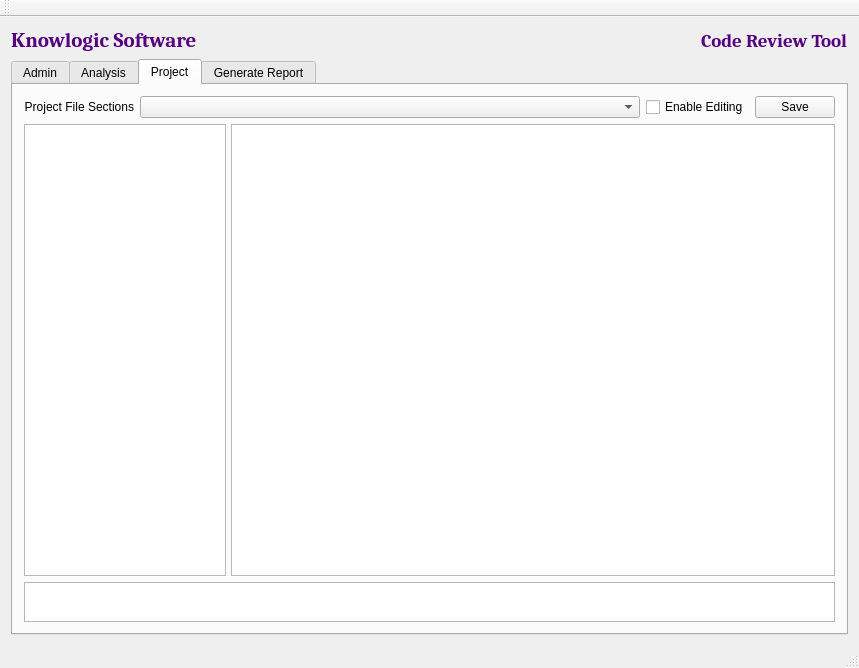
jvahue/codereview1, file crmainwindow.ui: the form before one commit.
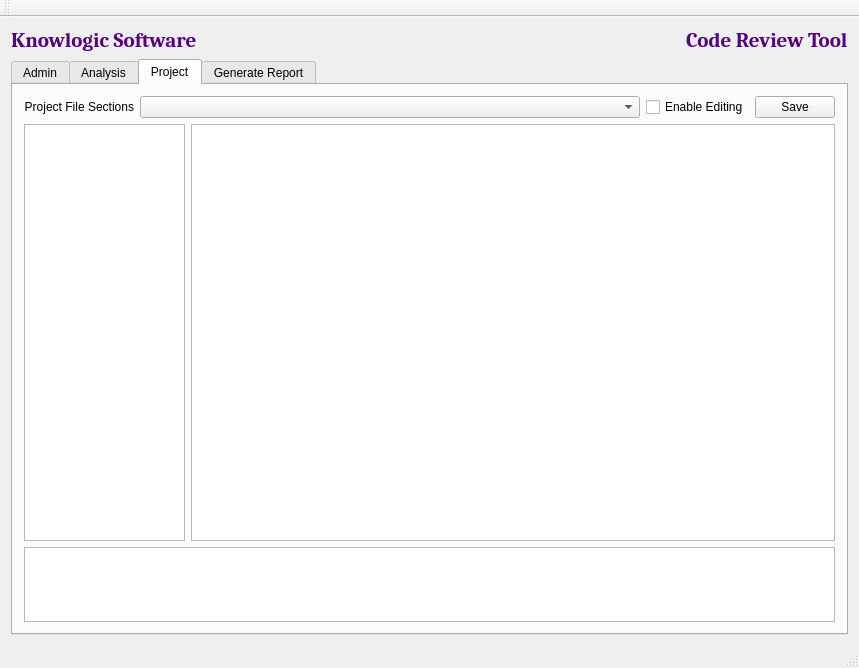
The form after the commit. The open tabs and pages were chosen to show the change. Custom widgets are drawn as their Qt base class.

Diff of the .ui file:
```diff
--- a/crmainwindow.ui
+++ b/crmainwindow.ui
@@ -7,7 +7,7 @@
     <x>0</x>
     <y>0</y>
     <width>855</width>
-    <height>655</height>
+    <height>658</height>
    </rect>
   </property>
   <property name="windowTitle">
@@ -33,7 +33,7 @@
           <property name="font">
            <font>
             <family>Cambria</family>
-            <pointsize>16</pointsize>
+            <pointsize>20</pointsize>
             <weight>75</weight>
             <bold>true</bold>
            </font>
@@ -58,17 +58,18 @@
           <property name="font">
            <font>
             <family>Cambria</family>
-            <pointsize>14</pointsize>
+            <pointsize>16</pointsize>
             <weight>75</weight>
-            <italic>false</italic>
+            <italic>true</italic>
             <bold>true</bold>
+            <underline>false</underline>
            </font>
           </property>
           <property name="text">
            <string>&lt;!DOCTYPE HTML PUBLIC &quot;-//W3C//DTD HTML 4.0//EN&quot; &quot;http://www.w3.org/TR/REC-html40/strict.dtd&quot;&gt;
 &lt;html&gt;&lt;head&gt;&lt;meta name=&quot;qrichtext&quot; content=&quot;1&quot; /&gt;&lt;style type=&quot;text/css&quot;&gt;
 p, li { white-space: pre-wrap; }
-&lt;/style&gt;&lt;/head&gt;&lt;body style=&quot; font-family:'Cambria'; font-size:14pt; font-weight:600; font-style:normal;&quot;&gt;
+&lt;/style&gt;&lt;/head&gt;&lt;body style=&quot; font-family:'Cambria'; font-size:16pt; font-weight:600; font-style:normal;&quot;&gt;
 &lt;p style=&quot; margin-top:0px; margin-bottom:0px; margin-left:0px; margin-right:0px; -qt-block-indent:0; text-indent:0px;&quot;&gt;&lt;span style=&quot; color:#55007f;&quot;&gt;Code Review Tool&lt;/span&gt;&lt;/p&gt;&lt;/body&gt;&lt;/html&gt;</string>
           </property>
           <property name="margin">
@@ -1023,13 +1024,10 @@
           </item>
           <item>
            <layout class="QHBoxLayout" name="horizontalLayout_20">
-            <property name="spacing">
-             <number>5</number>
-            </property>
             <item>
-             <widget class="QTreeView" name="treeView">
+             <widget class="QListWidget" name="pfSections">
               <property name="sizePolicy">
-               <sizepolicy hsizetype="Expanding" vsizetype="Expanding">
+               <sizepolicy hsizetype="Preferred" vsizetype="Preferred">
                 <horstretch>2</horstretch>
                 <verstretch>0</verstretch>
                </sizepolicy>
@@ -1037,10 +1035,10 @@
              </widget>
             </item>
             <item>
-             <widget class="QPlainTextEdit" name="projFileEditor">
+             <widget class="QTextEdit" name="pfText">
               <property name="sizePolicy">
-               <sizepolicy hsizetype="Expanding" vsizetype="Preferred">
-                <horstretch>6</horstretch>
+               <sizepolicy hsizetype="Preferred" vsizetype="Preferred">
+                <horstretch>8</horstretch>
                 <verstretch>0</verstretch>
                </sizepolicy>
               </property>
@@ -1063,7 +1061,7 @@
           <item>
            <widget class="QTextEdit" name="sectionTip">
             <property name="sizePolicy">
-             <sizepolicy hsizetype="Expanding" vsizetype="Preferred">
+             <sizepolicy hsizetype="Preferred" vsizetype="Maximum">
               <horstretch>0</horstretch>
               <verstretch>0</verstretch>
              </sizepolicy>
@@ -1071,7 +1069,7 @@
             <property name="maximumSize">
              <size>
               <width>16777215</width>
-              <height>40</height>
+              <height>75</height>
              </size>
             </property>
             <property name="textInteractionFlags">
```
Left out of the diff: 9 changed lines with no effect on the pictures.
